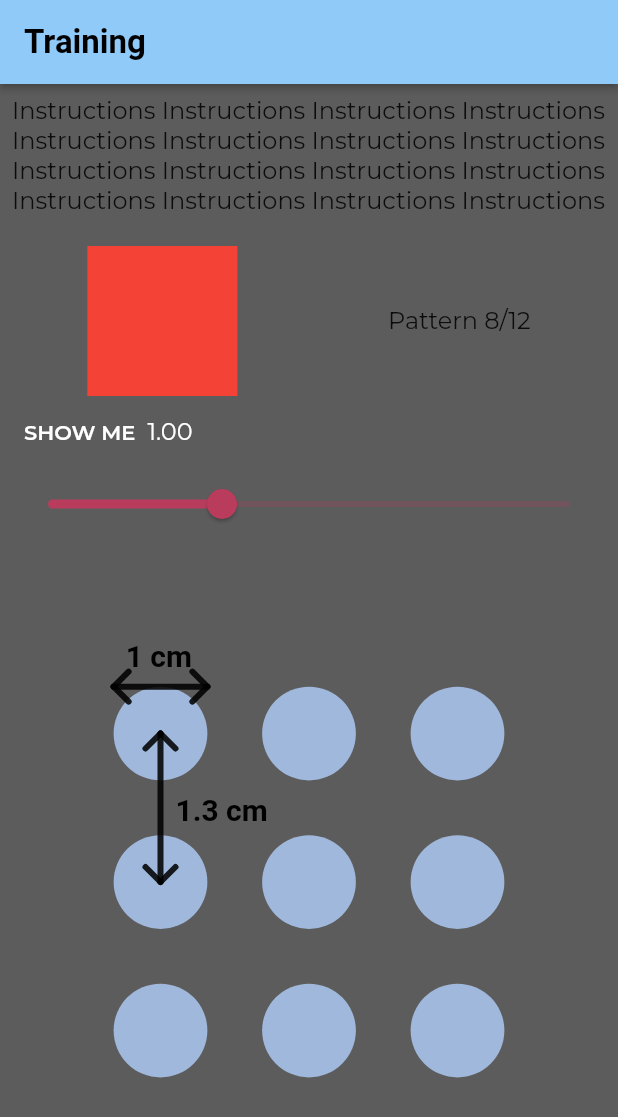
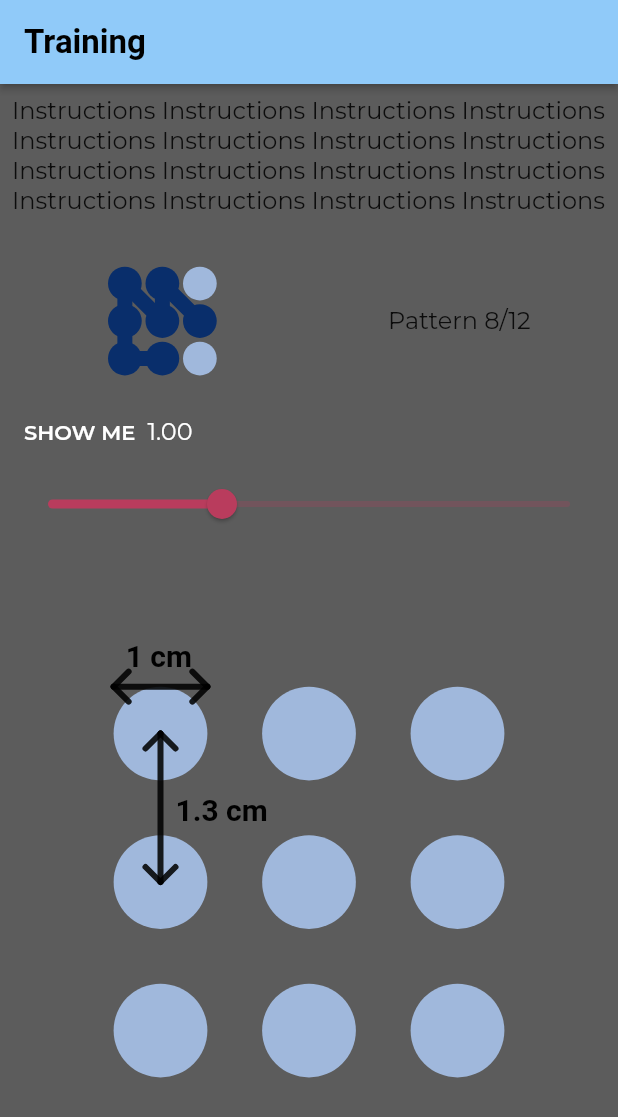
Before and after one commit to IvonZZhang/daily_slide, a Flutter app: the TrainingPageWidget screen opened by its route, on a phone screen of 412 x 824 dp. Shown: the top 1117 px of the screen. Run offline on Flutter 3.47's test engine with Material 2 defaults, Android fonts, the light colour scheme and no system bars; drawn by our look-alikes of auto_size_text; our stand-ins replace google_fonts; network calls fail; Roboto replaces fonts that are missing (Poppins).

Commit message:
Added PatternPadStatic to show an example pattern

```diff
--- a/lib/pages/training_page.dart
+++ b/lib/pages/training_page.dart
@@ -68,11 +68,20 @@ class _TrainingPageWidgetState extends State<TrainingPageWidget> {
                         mainAxisAlignment: MainAxisAlignment.spaceAround,
                         crossAxisAlignment: CrossAxisAlignment.center,
                         children: [
-                          Container(
+                          const SizedBox(
                             height: 100,
                             width: 100,
-                            decoration: const BoxDecoration(
-                                color: Colors.red, shape: BoxShape.rectangle),
+                            child: PatternPadStatic(
+                              dimension: 3,
+                              relativePadding: 1,
+                              selectedColor: AppThemeData.patternDotSelectedColor,
+                              notSelectedColor: AppThemeData.patternDotNotSelectedColor,
+                              pointRadius: 11.25,
+                              strokeWidth: 10,
+                              showInput: true,
+                              fillPoints: true,
+                              pattern: [7, 6, 3, 0, 4, 1, 5],
+                            ),
                           ),
                           const SizedBox(
                             child: Text("Pattern 8/12"),
@@ -130,8 +139,7 @@ class _TrainingPageWidgetState extends State<TrainingPageWidget> {
                       dimension: 3,
                       relativePadding: 1,
                       selectedColor: AppThemeData.patternDotSelectedColor,
-                      notSelectedColor:
-                          AppThemeData.patternDotNotSelectedColor,
+                      notSelectedColor: AppThemeData.patternDotNotSelectedColor,
                       pointRadius: 31.25,
                       strokeWidth: 10,
                       showInput: true,
--- a/lib/widgets/pattern_pad.dart
+++ b/lib/widgets/pattern_pad.dart
@@ -289,3 +289,70 @@ class _LockPainter extends CustomPainter {
   @override
   bool shouldRepaint(CustomPainter oldDelegate) => true;
 }
+
+class PatternPadStatic extends StatelessWidget {
+  /// Count of points horizontally and vertically.
+  final int dimension;
+
+  /// Padding of points area relative to distance between points.
+  final double relativePadding;
+
+  /// Color of selected points.
+  final Color? selectedColor;
+
+  /// Color of not selected points.
+  final Color notSelectedColor;
+
+  /// Radius of points.
+  final double pointRadius;
+
+  /// Width of stroke
+  final double strokeWidth;
+
+  /// Whether show user's input and highlight selected points.
+  final bool showInput;
+
+  // Needed distance from input to point to select point.
+  final int selectThreshold;
+
+  // Whether fill points.
+  final bool fillPoints;
+
+  /// Pattern to show statically
+  final List<int> pattern;
+
+  /// Creates [PatternPadStatic] with given params.
+  const PatternPadStatic({
+    Key? key,
+    this.dimension = 3,
+    this.relativePadding = 0.7,
+    this.selectedColor, // Theme.of(context).primaryColor if null
+    this.notSelectedColor = Colors.black45,
+    this.pointRadius = 10,
+    this.strokeWidth = 2,
+    this.showInput = true,
+    this.selectThreshold = 25,
+    this.fillPoints = false,
+    this.pattern = const [],
+  }) : super(key: key);
+
+  @override
+  Widget build(BuildContext context) {
+    return CustomPaint(
+      painter: _LockPainter(
+        dimension: dimension,
+        used: pattern,
+        relativePadding: relativePadding,
+        selectedColor: selectedColor ?? Theme.of(context).primaryColor,
+        notSelectedColor: notSelectedColor,
+        pointRadius: pointRadius,
+        strokeWidth: strokeWidth,
+        showInput: showInput,
+        fillPoints: fillPoints,
+        showDiameter: false,
+        showInterdistance: false,
+      ),
+      size: Size.infinite,
+    );
+  }
+}
```
